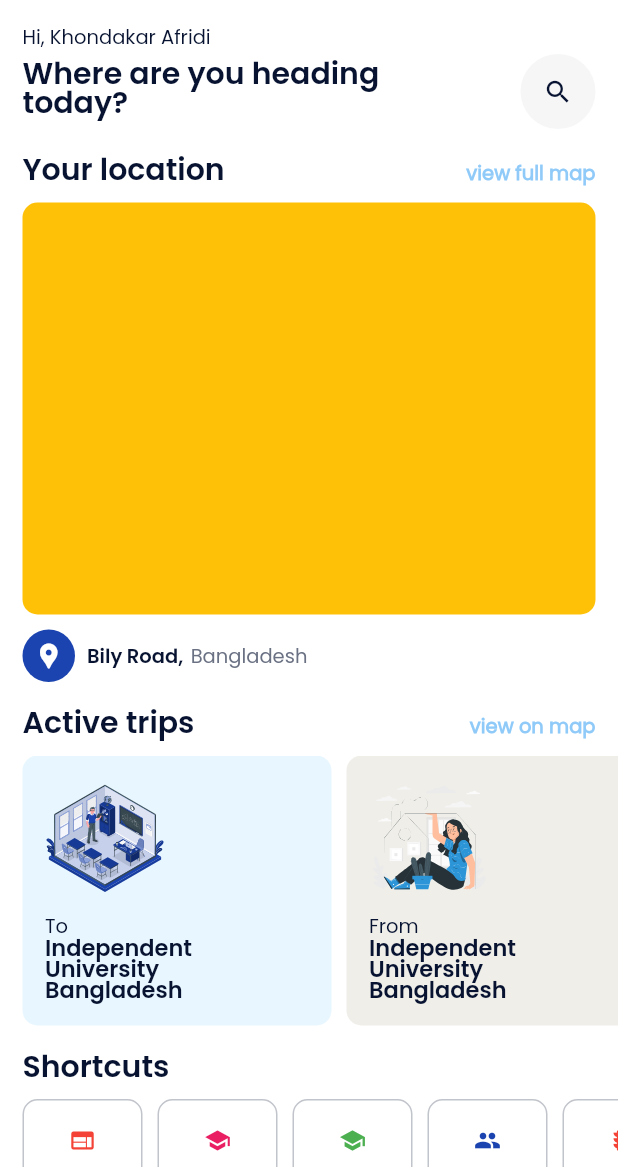
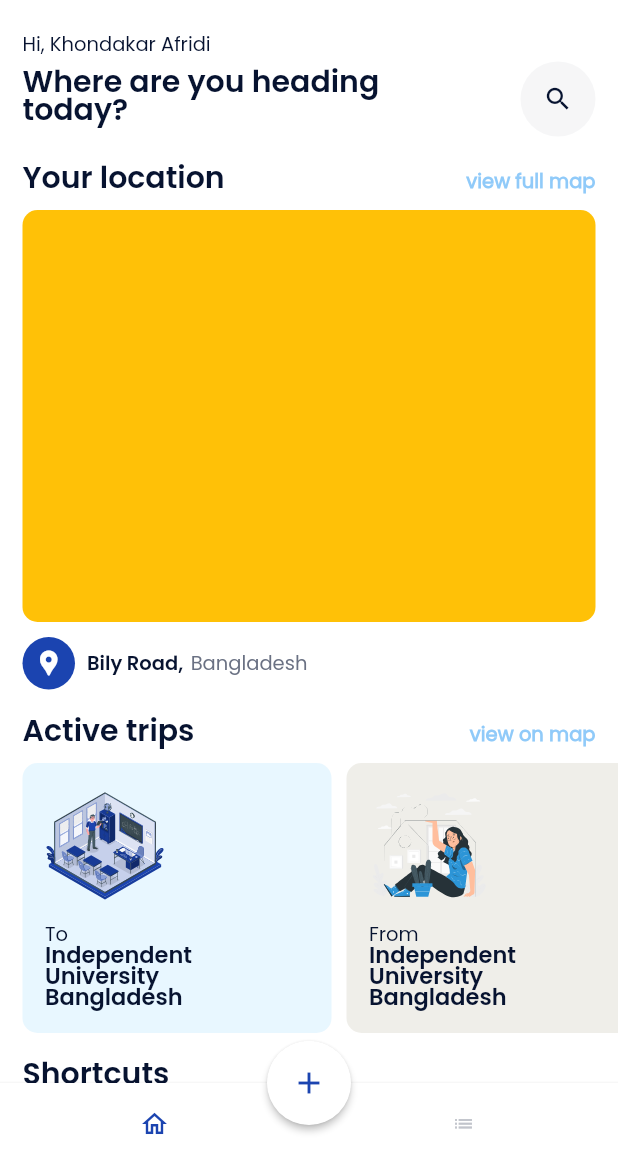
Before and after one commit to WorkWithAfridi/IUBRSA_IUB-RideSharingApp-V2, a Flutter app: the Homeframe screen opened by its route, on a phone screen of 412 x 824 dp, the part 69-1236 px from its top. Run offline on Flutter 3.47's test engine with Material 2 defaults, Android fonts, the phone set to English and light mode, and no system bars; our stand-ins replace flutter_image_compress, flutter_svg, font_awesome_flutter, get, get_storage, image_cropper and 2 more; accounts and stored records are empty; network calls fail.

Commit message:
Added sos button and homeframe navbar

```diff
--- a/lib/app/controllers/homeframe_controller.dart
+++ b/lib/app/controllers/homeframe_controller.dart
@@ -1,5 +1,7 @@
+import 'package:flutter/cupertino.dart';
 import 'package:get/get.dart';
 
-class HomeframController extends GetxController{
-
+class HomeframController extends GetxController {
+  var pageIndex = 0.obs;
+  var pageController = PageController().obs;
 }
--- a/lib/app/views/homefram.dart
+++ b/lib/app/views/homefram.dart
@@ -83,7 +83,7 @@ class _HomeframeState extends State<Homeframe> {
                   crossAxisAlignment: CrossAxisAlignment.start,
                   children: [
                     const SizedBox(
-                      height: 5,
+                      height: 10,
                     ),
                     Text(
                       'Hi, Khondakar Afridi',
@@ -343,6 +343,15 @@ class _HomeframeState extends State<Homeframe> {
                       width: 15,
                     ),
                     Shortcut(
+                      title: 'S.O.S',
+                      icon: Icons.sos,
+                      color: Colors.black,
+                      link: '',
+                    ),
+                    SizedBox(
+                      width: 10,
+                    ),
+                    Shortcut(
                       title: 'iub.edu.bd',
                       icon: Icons.web,
                       color: Colors.red,
@@ -391,12 +400,56 @@ class _HomeframeState extends State<Homeframe> {
                 ),
               ),
               const SizedBox(
-                height: 25,
+                height: 35,
               ),
             ],
           ),
         ),
       ),
+      floatingActionButton: FloatingActionButton(
+        backgroundColor: AppData.customWhite,
+        elevation: AppData.defaultElevation.toDouble(),
+        onPressed: () {},
+        child: const Icon(
+          Icons.add,
+          color: AppData.royalBlueColor,
+        ),
+      ),
+      floatingActionButtonLocation: FloatingActionButtonLocation.centerDocked,
+      bottomNavigationBar: Obx(
+        () => BottomNavigationBar(
+          type: BottomNavigationBarType.fixed,
+          selectedItemColor: AppData.royalBlueColor,
+          unselectedItemColor: AppData.customLightGrey,
+          backgroundColor: AppData.customWhite,
+          showSelectedLabels: false,
+          showUnselectedLabels: false,
+          elevation: AppData.defaultElevation.toDouble(),
+          currentIndex: controller.pageIndex.value,
+          onTap: (value) {
+            controller.pageIndex.value = value;
+            controller.pageController.value.jumpToPage(
+              value,
+            );
+          },
+          items: [
+            BottomNavigationBarItem(
+              icon: Icon(
+                Icons.home_outlined,
+                size: controller.pageIndex.value == 0 ? 20 : 15,
+              ),
+              label: "Home",
+            ),
+            BottomNavigationBarItem(
+              icon: Icon(
+                Icons.list,
+                size: controller.pageIndex.value == 1 ? 20 : 15,
+              ),
+              label: "Start a new chat",
+            ),
+          ],
+        ),
+      ),
     );
   }
 }
```
